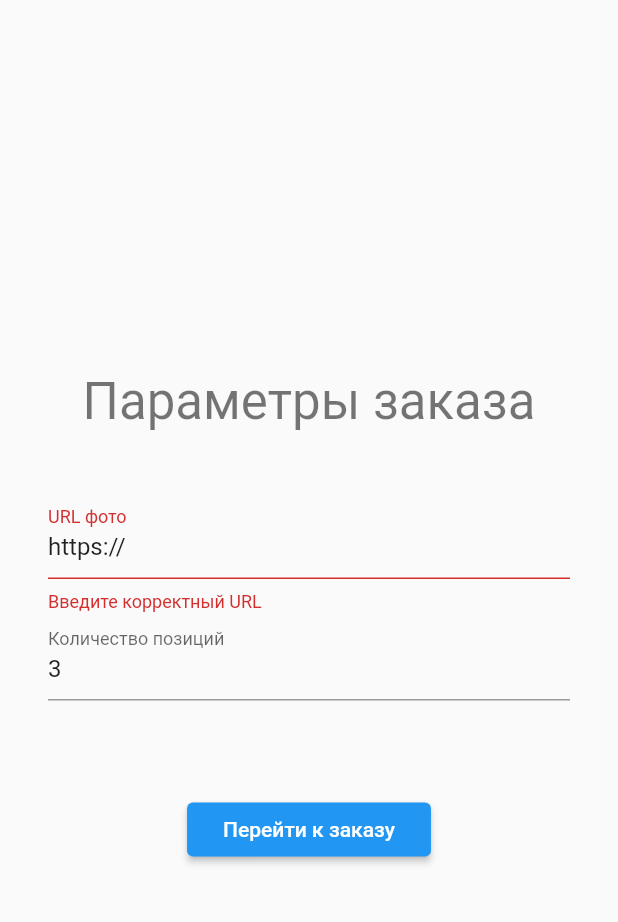
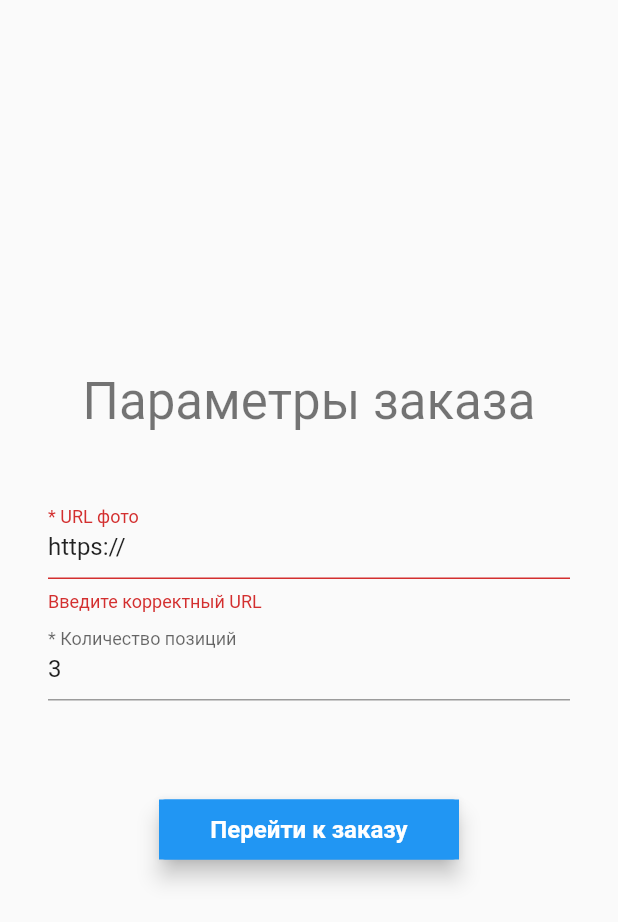
Before and after one commit to Veselchak-U/order_form, a Flutter app: the screen it shows after launch, after a tap on "Перейти к заказу", on a phone screen of 412 x 824 dp. Shown: the top 922 px of the screen. Run offline on Flutter 3.47's test engine with Material 2 defaults, Android fonts, the phone set to English and light mode, and no system bars; our stand-ins replace copy_with_extension, equatable, flutter_bloc, flutter_cache_manager; generated files the repository leaves out were written again.

Commit message:
PreOrderScreen complete

```diff
--- /dev/null
+++ b/lib/common/theme.dart
@@ -0,0 +1,16 @@
+import 'package:flutter/material.dart';
+
+final theme = ThemeData(
+  primarySwatch: Colors.blue,
+  visualDensity: VisualDensity.adaptivePlatformDensity,
+  elevatedButtonTheme: ElevatedButtonThemeData(
+    style: ElevatedButton.styleFrom(
+      elevation: 6.0,
+      textStyle: TextStyle(
+        fontSize: 16,
+        fontWeight: FontWeight.bold,
+      ),
+      padding: EdgeInsets.all(0),
+    ),
+  ),
+);
--- a/lib/cubits/pre_order.dart
+++ b/lib/cubits/pre_order.dart
@@ -1,6 +1,9 @@
+import 'dart:async';
+
 import 'package:copy_with_extension/copy_with_extension.dart';
 import 'package:equatable/equatable.dart';
 import 'package:flutter_bloc/flutter_bloc.dart';
+import 'package:flutter_cache_manager/flutter_cache_manager.dart';
 
 part 'pre_order.g.dart';
 
@@ -9,24 +12,53 @@ class PreOrderCubit extends Cubit<PreOrderState> {
 
   String validateUrl(String value) {
     final uri = Uri.tryParse(value);
-    if (uri == null || !_isValidUri(uri)) {
-      return 'Введите корректный URL';
-    } else {
+    if (uri != null && _isValidUri(uri)) {
       emit(state.copyWith(photoUrl: uri.toString()));
       return null;
+    } else {
+      return 'Введите корректный URL';
     }
   }
 
   String validateCount(String value) {
     final count = int.tryParse(value);
-    if (count == null || count < 3 || count > 5) {
-      return 'Введите целое число от 3 до 5';
-    } else {
+    if (count != null && count >= 3 && count <= 5) {
       emit(state.copyWith(positionCount: count));
       return null;
+    } else {
+      return 'Введите целое число от 3 до 5';
     }
   }
 
+  void tryCacheImageFile() async {
+    final stream = DefaultCacheManager().getImageFile(
+      state.photoUrl,
+      withProgress: true,
+    );
+    StreamSubscription<FileResponse> subscription;
+    subscription = stream.listen(
+      (FileResponse response) {
+        if (response is DownloadProgress) {
+          emit(state.copyWith(
+              status: PreOrderStatus.downloading,
+              downloadProgress: response.progress));
+        }
+        if (response is FileInfo) {
+          emit(state.copyWith(status: PreOrderStatus.valid));
+          subscription.cancel();
+        }
+      },
+      onError: (error) {
+        emit(state.copyWith(status: PreOrderStatus.error));
+        subscription.cancel();
+        Future.delayed(Duration(seconds: 2),
+            () => emit(state.copyWith(status: PreOrderStatus.invalid)));
+      },
+      cancelOnError: true,
+    );
+  }
+
+  // Simple check URL
   bool _isValidUri(Uri uri) {
     bool result = false;
     try {
@@ -34,12 +66,14 @@ class PreOrderCubit extends Cubit<PreOrderState> {
       if (origin.length > 11) {
         result = true;
       }
-    } on dynamic {}
+    } on dynamic {
+      result = false;
+    }
     return result;
   }
 }
 
-enum PreOrderStatus { valid, invalid, busy }
+enum PreOrderStatus { invalid, downloading, error, valid }
 
 @CopyWith()
 class PreOrderState extends Equatable {
@@ -47,16 +81,19 @@ class PreOrderState extends Equatable {
     this.status = PreOrderStatus.invalid,
     this.photoUrl = 'https://',
     this.positionCount = 3,
+    this.downloadProgress = 0.0,
   });
 
   final PreOrderStatus status;
   final String photoUrl;
   final int positionCount;
+  final double downloadProgress;
 
   @override
   List<Object> get props => [
         status,
         photoUrl,
         positionCount,
+        downloadProgress,
       ];
 }
--- a/lib/import.dart
+++ b/lib/import.dart
@@ -1,3 +1,3 @@
+export 'cubits/pre_order.dart';
 export 'main.dart';
-export 'cubits/pre_order.dart';
 export 'screens/pre_order.dart';
--- a/lib/main.dart
+++ b/lib/main.dart
@@ -1,19 +1,21 @@
 import 'package:flutter/material.dart';
+import 'package:order_form/common/theme.dart';
 import 'package:order_form/import.dart';
 
 void main() {
   runApp(MyApp());
 }
 
+final navigatorKey = GlobalKey<NavigatorState>();
+NavigatorState get navigator => navigatorKey.currentState;
+
 class MyApp extends StatelessWidget {
   @override
   Widget build(BuildContext context) {
     return MaterialApp(
       title: 'Order Form',
-      theme: ThemeData(
-        primarySwatch: Colors.blue,
-        visualDensity: VisualDensity.adaptivePlatformDensity,
-      ),
+      navigatorKey: navigatorKey,
+      theme: theme,
       debugShowCheckedModeBanner: false,
       home: PreOrderScreen(),
     );
--- a/lib/screens/pre_order.dart
+++ b/lib/screens/pre_order.dart
@@ -6,10 +6,7 @@ class PreOrderScreen extends StatelessWidget {
   @override
   Widget build(BuildContext context) {
     return BlocProvider(
-      create: (BuildContext context) {
-        final preOrderCubit = PreOrderCubit();
-        return preOrderCubit;
-      },
+      create: (_) => PreOrderCubit(),
       lazy: false,
       child: _PreOrderView(),
     );
@@ -17,52 +14,20 @@ class PreOrderScreen extends StatelessWidget {
 }
 
 class _PreOrderView extends StatelessWidget {
-  @override
-  Widget build(BuildContext context) {
-    return BlocBuilder(
-      cubit: BlocProvider.of<PreOrderCubit>(context),
-      builder: (BuildContext context, PreOrderState preOrderState) {
-        return Stack(
-          children: [
-            Scaffold(
-              body: _PreOrderBody(),
-            ),
-            if (preOrderState.status == PreOrderStatus.busy)
-              Center(
-                child: CircularProgressIndicator(strokeWidth: 2),
-              ),
-          ],
-        );
-      },
-    );
-  }
-}
-
-class _PreOrderBody extends StatefulWidget {
-  @override
-  _PreOrderBodyState createState() => _PreOrderBodyState();
-}
-
-class _PreOrderBodyState extends State<_PreOrderBody> {
   final _formKey = GlobalKey<FormState>();
-  PreOrderCubit preOrderCubit;
-
-  @override
-  void initState() {
-    super.initState();
-    preOrderCubit = BlocProvider.of<PreOrderCubit>(context);
-  }
 
   @override
   Widget build(BuildContext context) {
-    return Form(
+    final preOrderCubit = BlocProvider.of<PreOrderCubit>(context);
+
+    return Scaffold(
+      body: Form(
         key: _formKey,
         child: Padding(
           padding: const EdgeInsets.all(32),
           child: Center(
             child: Column(
               mainAxisAlignment: MainAxisAlignment.center,
-            crossAxisAlignment: CrossAxisAlignment.center,
               children: [
                 Text(
                   'Параметры заказа',
@@ -71,31 +36,23 @@ class _PreOrderBodyState extends State<_PreOrderBody> {
                 const SizedBox(height: 40),
                 TextFormField(
                   decoration: InputDecoration(
-                  labelText: 'URL фото',
+                    labelText: '* URL фото',
                     helperText: '',
                   ),
                   initialValue: preOrderCubit.state.photoUrl,
                   textInputAction: TextInputAction.next,
                   keyboardType: TextInputType.url,
-                onSaved: (value) {
-                  // final newUser = preOrderCubit.state.user.copyWith(email: value);
-                  // preOrderCubit.updateUser(newUser);
-                },
                   autovalidateMode: AutovalidateMode.onUserInteraction,
                   validator: (value) => preOrderCubit.validateUrl(value),
                 ),
                 TextFormField(
                   decoration: InputDecoration(
-                  labelText: 'Количество позиций',
+                    labelText: '* Количество позиций',
                     helperText: '',
                   ),
                   initialValue: '${preOrderCubit.state.positionCount}',
                   textInputAction: TextInputAction.next,
                   keyboardType: TextInputType.number,
-                onSaved: (value) {
-                  // final newUser = preOrderCubit.state.user.copyWith(phone: value);
-                  // preOrderCubit.updateUser(newUser);
-                },
                   autovalidateMode: AutovalidateMode.onUserInteraction,
                   validator: (value) => preOrderCubit.validateCount(value),
                 ),
@@ -103,21 +60,52 @@ class _PreOrderBodyState extends State<_PreOrderBody> {
                 ElevatedButton(
                   onPressed: () async {
                     if (_formKey.currentState.validate()) {
-                    _formKey.currentState.save();
-                    // final result = await preOrderCubit.preOrder();
-                    // if (result) {
-                    // }
+                      preOrderCubit.tryCacheImageFile();
                     }
                   },
-                child: Padding(
-                  padding: const EdgeInsets.symmetric(horizontal: 8),
-                  child: Text('Перейти к заказу'),
-                ),
+                  child: _ButtonContent(),
                 ),
               ],
+            ),
           ),
         ),
       ),
     );
   }
 }
+
+class _ButtonContent extends StatelessWidget {
+  @override
+  Widget build(BuildContext context) {
+    return BlocBuilder(
+      cubit: BlocProvider.of<PreOrderCubit>(context),
+      builder: (context, PreOrderState preOrderState) {
+        Widget result;
+        if (preOrderState.status == PreOrderStatus.downloading) {
+          result = SizedBox(
+            width: 20,
+            height: 20,
+            child: CircularProgressIndicator(
+              value: preOrderState.downloadProgress,
+              valueColor: AlwaysStoppedAnimation<Color>(Colors.white),
+            ),
+          );
+        } else if (preOrderState.status == PreOrderStatus.error) {
+          result = Text('Ошибка загрузки URL');
+        } else {
+          result = Text('Перейти к заказу');
+        }
+        return Container(
+          width: 200,
+          height: 40,
+          color: preOrderState.status == PreOrderStatus.error
+              ? Colors.red
+              : Colors.blue,
+          child: Center(
+            child: result,
+          ),
+        );
+      },
+    );
+  }
+}
--- a/pubspec.yaml
+++ b/pubspec.yaml
@@ -26,6 +26,7 @@ dependencies:
   flutter_bloc: ^6.1.1
   copy_with_extension: ^1.4.0
   equatable: ^1.2.5
+  flutter_cache_manager: ^2.1.0
 
   # The following adds the Cupertino Icons font to your application.
   # Use with the CupertinoIcons class for iOS style icons.
```
Also changed, not shown: analysis_options.yaml (added, +50 -0 lines), pubspec.lock. Lines whose indentation alone changed are shown as unchanged.
